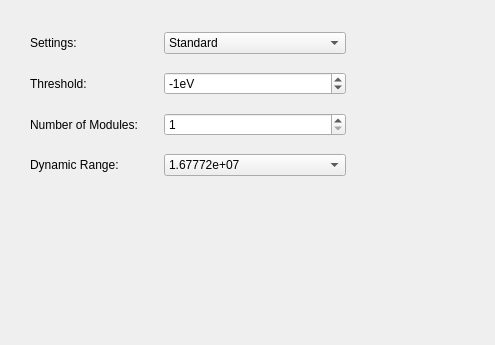
Before: the Qt Designer form slsDetectorGui/forms/form_tab_settings.ui in slsdetectorgroup/slsDetectorPackage, drawn with Qt 5; both pictures show x 0 to 495 and y 0 to 345 of the 775 by 345 pixel window.
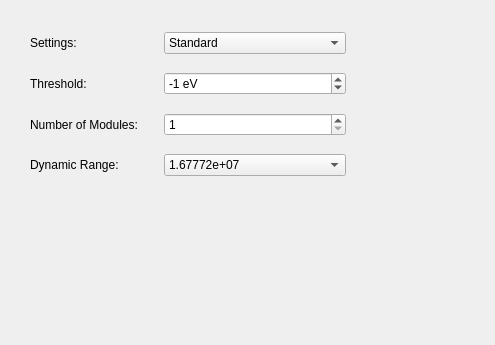
After: the same form once the commit is applied.

```diff
--- a/slsDetectorGui/forms/form_tab_settings.ui
+++ b/slsDetectorGui/forms/form_tab_settings.ui
@@ -110,7 +110,7 @@
     <item row="1" column="2" colspan="2">
      <widget class="QSpinBox" name="spinThreshold">
       <property name="suffix">
-       <string>eV</string>
+       <string> eV</string>
       </property>
       <property name="minimum">
        <number>-100000</number>
```
Left out of the diff: 3 changed lines with no effect on the pictures.
